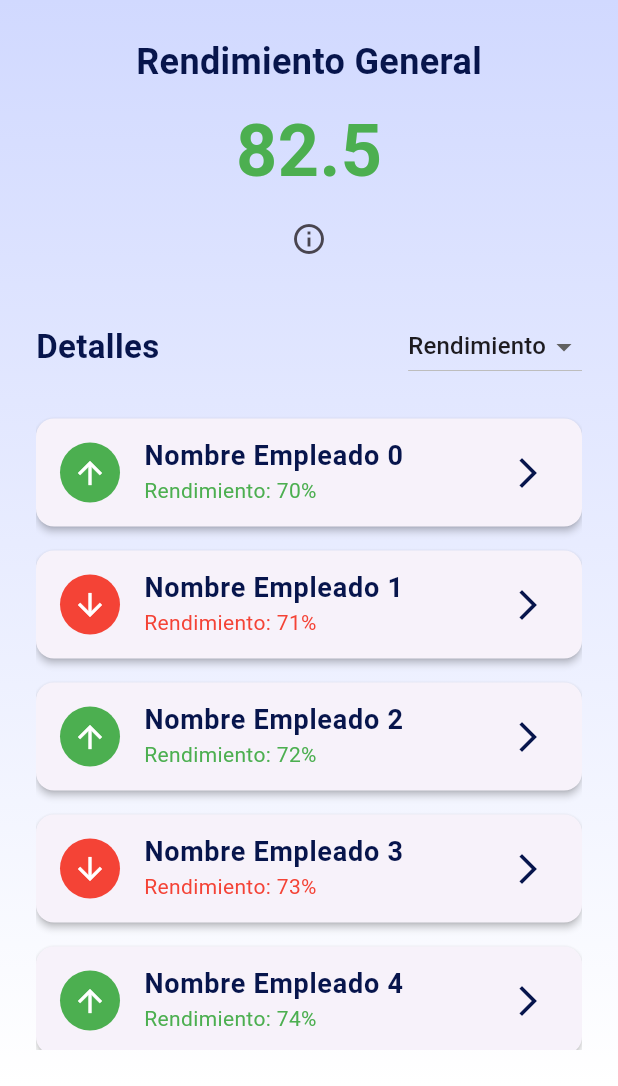
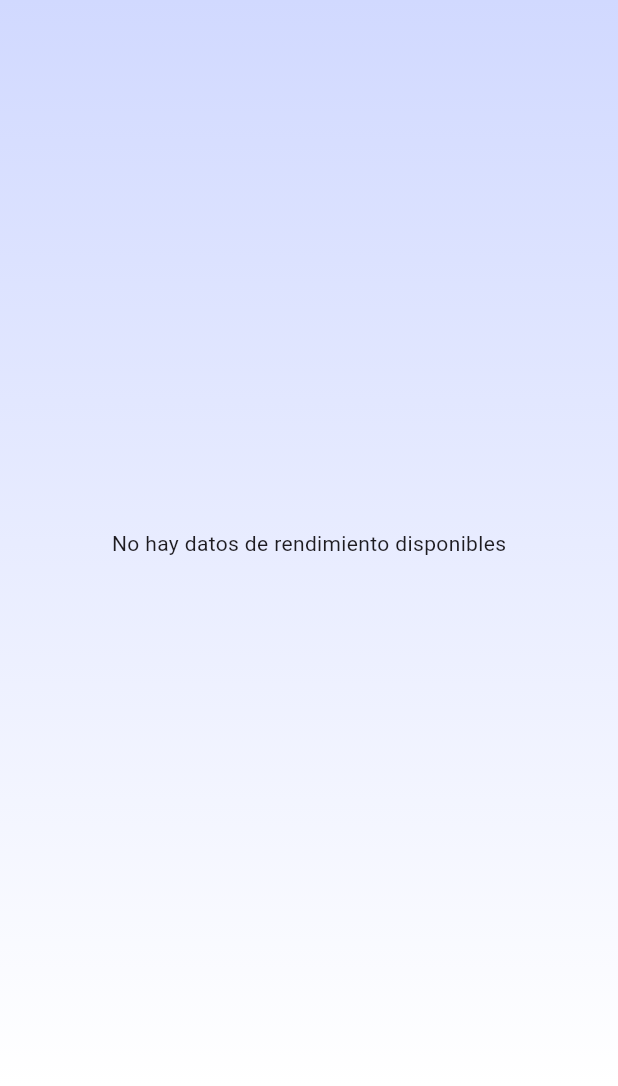
Before and after one commit to maugalcst/gastrack, a Flutter app: the PerformanceScreen screen opened directly, on a phone screen of 412 x 824 dp, the part 150-1236 px from its top. Run offline on Flutter 3.47's test engine with Material 3 defaults, Android fonts, the phone set to English and light mode, and no system bars; our stand-ins replace auto_size_text, cloud_firestore, device_info_plus, firebase_auth, firebase_core, firebase_storage and 3 more; missing offline and left inert: syncfusion_flutter_xlsio; accounts and stored records are empty.

Commit message:
funcionalidad en pantalla de rendimiento del administrador

```diff
--- a/lib/screens/admin/performance_screen.dart
+++ b/lib/screens/admin/performance_screen.dart
@@ -8,6 +8,100 @@ class PerformanceScreen extends StatefulWidget {
 
 class _PerformanceScreenState extends State<PerformanceScreen> {
   String _selectedFilter = 'Rendimiento'; // Filtro inicial
+
+
+Future<List<Map<String, dynamic>>> getEmployees() async {
+  try {
+    // Obtener todos los usuarios con rol "employee"
+    QuerySnapshot snapshot = await FirebaseFirestore.instance
+        .collection('users')
+        .where('role', isEqualTo: 'employee')
+        .get();
+
+    // Crear una lista con la información de cada empleado
+    List<Map<String, dynamic>> employees = snapshot.docs.map((doc) {
+      var data = doc.data() as Map<String, dynamic>;
+      return {
+        'email': data['email'],
+        'name': data['employee_name'] ?? '', // Puedes ajustar el campo según el esquema en Firebase
+      };
+    }).toList();
+
+    return employees;
+  } catch (e) {
+    print('Error al obtener la lista de empleados: $e');
+    return [];
+  }
+}
+
+Future<double> calculateAveragePerformanceForEmployee(String email) async {
+  try {
+    // Obtener los últimos 3 reportes del empleado
+    QuerySnapshot snapshot = await FirebaseFirestore.instance
+        .collection('reports')
+        .where('email', isEqualTo: email)
+        .orderBy('date', descending: true)
+        .limit(3)
+        .get();
+
+    if (snapshot.docs.length < 2) {
+      // Si hay menos de 2 reportes válidos, no se puede calcular el rendimiento
+      return 0.0;
+    }
+
+    double totalKm = 0;
+    double totalLiters = 0;
+    int? lastOdometer;
+
+    var reports = snapshot.docs.reversed.toList();
+
+    for (var doc in reports) {
+      var data = doc.data() as Map<String, dynamic>;
+      int odometerReading = data['odometer_reading'] ?? 0;
+      int gasolineLiters = data['gasoline_liters'] ?? 0;
+
+      // Solo calcula la distancia si tenemos un kilometraje previo válido
+      if (lastOdometer != null && odometerReading > lastOdometer) {
+        totalKm += (odometerReading - lastOdometer);
+        totalLiters += gasolineLiters;
+      } else if (lastOdometer == null) {
+        lastOdometer = odometerReading;
+      }
+
+      lastOdometer = odometerReading;
+    }
+
+    // Calcular el rendimiento promedio
+    return (totalLiters > 0) ? totalKm / totalLiters : 0.0;
+  } catch (e) {
+    print('Error al calcular el rendimiento para $email: $e');
+    return 0.0;
+  }
+}
+
+Future<List<Map<String, dynamic>>> getEmployeesWithPerformance() async {
+  List<Map<String, dynamic>> employees = await getEmployees();
+
+  // Crear una lista para almacenar empleados con su rendimiento
+  List<Map<String, dynamic>> employeesWithPerformance = [];
+
+  for (var employee in employees) {
+    double performance = await calculateAveragePerformanceForEmployee(employee['email']);
+    employeesWithPerformance.add({
+      'name': employee['name'],
+      'email': employee['email'],
+      'performance': performance,
+    });
+  }
+
+  // Ordenar la lista de empleados de mejor a peor rendimiento
+  employeesWithPerformance.sort((a, b) => b['performance'].compareTo(a['performance']));
+
+  return employeesWithPerformance;
+}
+
+
+
 
   @override
   Widget build(BuildContext context) {
@@ -21,7 +115,7 @@ class _PerformanceScreenState extends State<PerformanceScreen> {
             child: Padding(
               padding: const EdgeInsets.only(top: 40.0),
               child: Text(
-                'GasTrack', // Logo de la app (asegúrate de que esté alineado como quieres)
+                'GasTrack',
                 style: TextStyle(
                   fontFamily: 'Inter',
                   fontSize: 36,
@@ -38,129 +132,61 @@ class _PerformanceScreenState extends State<PerformanceScreen> {
       ),
       body: Stack(
         children: [
-          // Fondo con degradado tenue
+          // Fondo con degradado
           Container(
             decoration: BoxDecoration(
               gradient: LinearGradient(
                 begin: Alignment.topCenter,
                 end: Alignment.bottomCenter,
                 colors: [
-                  Color.fromARGB(255, 209, 217, 255), // Azul tenue en la parte superior
-                  Colors.white, // Blanco en la parte inferior
+                  Color.fromARGB(255, 209, 217, 255),
+                  Colors.white,
                 ],
               ),
             ),
           ),
           Padding(
-            padding: const EdgeInsets.all(24.0),
-            child: Column(
-              crossAxisAlignment: CrossAxisAlignment.start,
-              children: [
-                // Sección de Rendimiento General
-                Center(
-                  child: Column(
-                    children: [
-                      Text(
-                        'Rendimiento General',
-                        style: TextStyle(
-                          fontSize: 24,
-                          fontWeight: FontWeight.bold,
-                          color: Color(0xFF07154C),
-                        ),
+            padding: const EdgeInsets.all(16.0),
+            child: FutureBuilder(
+              future: getEmployeesWithPerformance(),
+              builder: (context, AsyncSnapshot<List<Map<String, dynamic>>> snapshot) {
+                if (snapshot.connectionState == ConnectionState.waiting) {
+                  return Center(child: CircularProgressIndicator());
+                }
+                if (snapshot.hasError) {
+                  return Center(child: Text('Error al cargar los datos'));
+                }
+                if (!snapshot.hasData || snapshot.data!.isEmpty) {
+                  return Center(child: Text('No hay datos de rendimiento disponibles'));
+                }
+
+                return ListView.builder(
+                  itemCount: snapshot.data!.length,
+                  itemBuilder: (context, index) {
+                    var employee = snapshot.data![index];
+                    Color rendimientoColor;
+
+                    if (employee['performance'] > 20) {
+                      rendimientoColor = Colors.blue;
+                    } else if (employee['performance'] >= 10) {
+                      rendimientoColor = Colors.green;
+                    } else if (employee['performance'] >= 7) {
+                      rendimientoColor = Colors.yellow[700]!;
+                    } else {
+                      rendimientoColor = Colors.red;
+                    }
+
+                    return ListTile(
+                      title: Text(employee['name']),
+                      subtitle: Text('Rendimiento: ${employee['performance'].toStringAsFixed(1)}'),
+                      trailing: CircleAvatar(
+                        backgroundColor: rendimientoColor,
+                        child: Text(employee['performance'].toStringAsFixed(1)),
                       ),
-                      SizedBox(height: 8),
-                      Text(
-                        '82.5', // Este valor se actualizará dinámicamente
-                        style: TextStyle(
-                          fontSize: 48,
-                          fontWeight: FontWeight.bold,
-                          color: Colors.green,
-                        ),
-                      ),
-                      IconButton(
-                        onPressed: () {
-                          _showInfoDialog(context);
-                        },
-                        icon: Icon(Icons.info_outline),
-                        tooltip: 'Información sobre rendimiento',
-                      ),
-                    ],
-                  ),
-                ),
-                SizedBox(height: 24),
-
-                // Sección de Filtros
-                Row(
-                  mainAxisAlignment: MainAxisAlignment.spaceBetween,
-                  children: [
-                    Text(
-                      'Detalles',
-                      style: TextStyle(
-                        fontSize: 22,
-                        fontWeight: FontWeight.bold,
-                        color: Color(0xFF07154C),
-                      ),
-                    ),
-                    DropdownButton<String>(
-                      value: _selectedFilter,
-                      onChanged: (String? newValue) {
-                        setState(() {
-                          _selectedFilter = newValue!;
-                          // Aquí aplicaremos la lógica de filtrado en el futuro
-                        });
-                      },
-                      items: <String>['Rendimiento', 'Alfabético']
-                          .map<DropdownMenuItem<String>>((String value) {
-                        return DropdownMenuItem<String>(
-                          value: value,
-                          child: Text(value),
-                        );
-                      }).toList(),
-                    ),
-                  ],
-                ),
-                SizedBox(height: 16),
-
-                // Tabla de Rendimiento Individual
-                Expanded(
-                  child: ListView.builder(
-                    itemCount: 10, // Número de empleados (esto se actualizará con datos reales)
-                    itemBuilder: (context, index) {
-                      return Card(
-                        elevation: 2,
-                        margin: EdgeInsets.symmetric(vertical: 8),
-                        child: ListTile(
-                          leading: CircleAvatar(
-                            backgroundColor: index % 2 == 0 ? Colors.green : Colors.red, // Placeholder
-                            child: Icon(
-                              index % 2 == 0 ? Icons.arrow_upward : Icons.arrow_downward,
-                              color: Colors.white,
-                            ),
-                          ),
-                          title: Text(
-                            'Nombre Empleado $index', // Placeholder
-                            style: TextStyle(
-                              fontSize: 18,
-                              fontWeight: FontWeight.bold,
-                              color: Color(0xFF07154C),
-                            ),
-                          ),
-                          subtitle: Text(
-                            'Rendimiento: ${(70 + index).toString()}%', // Placeholder
-                            style: TextStyle(
-                              color: index % 2 == 0 ? Colors.green : Colors.red, // Placeholder
-                            ),
-                          ),
-                          trailing: Icon(Icons.arrow_forward_ios, color: Color(0xFF07154C)),
-                          onTap: () {
-                            // Acciones al tocar el elemento (por ejemplo, ver detalles del empleado)
-                          },
-                        ),
-                      );
-                    },
-                  ),
-                ),
-              ],
+                    );
+                  },
+                );
+              },
             ),
           ),
         ],
```
